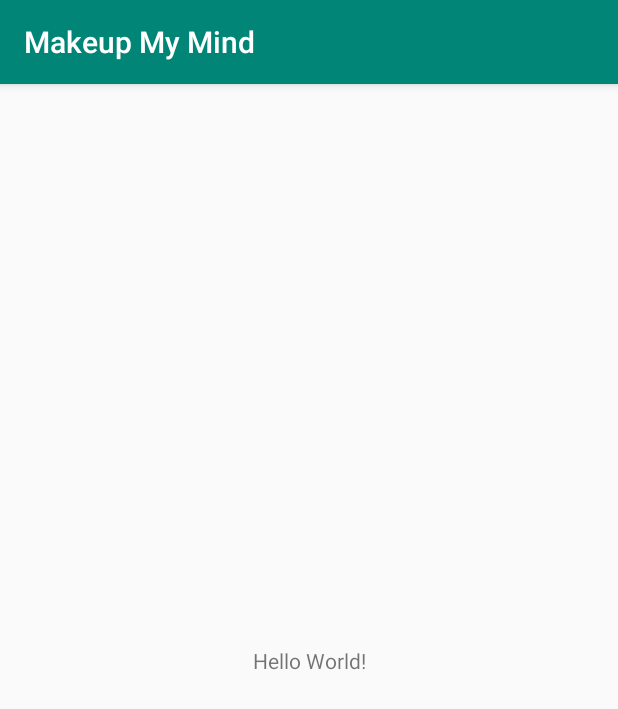
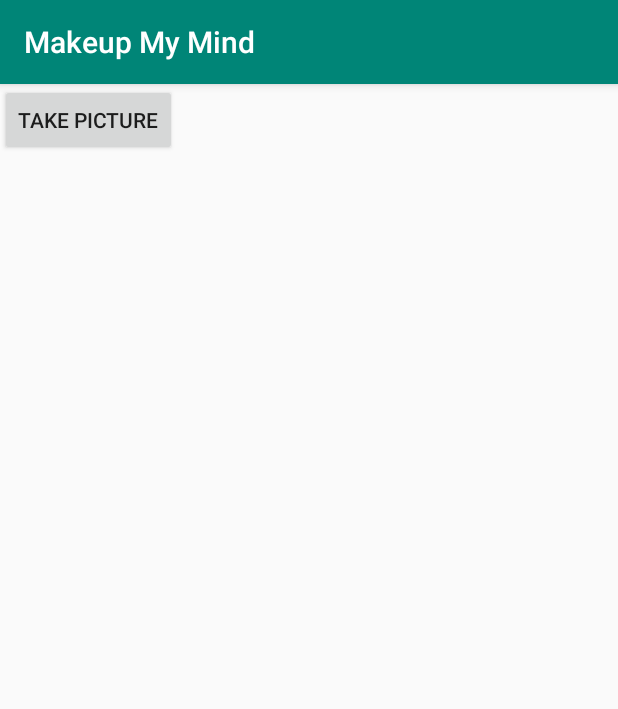
Before and after one commit to yashl/makeupmymind, an Android app: the screen it shows after launch (MainActivity before the commit, StartActivity after it), on a phone screen of 412 x 824 dp. Shown: the top 709 px of the screen. Run offline under Robolectric (Android 15) with nearby library versions, the phone set to English and light mode, and no system bars.

Commit message:
got ui working

```diff
--- a/app/build.gradle
+++ b/app/build.gradle
@@ -23,6 +23,7 @@ dependencies {
     implementation fileTree(dir: 'libs', include: ['*.jar'])
     implementation 'androidx.appcompat:appcompat:1.0.2'
     implementation 'androidx.constraintlayout:constraintlayout:1.1.3'
+    implementation 'com.google.android.material:material:1.0.0'
     testImplementation 'junit:junit:4.12'
     androidTestImplementation 'androidx.test.ext:junit:1.1.0'
     androidTestImplementation 'androidx.test.espresso:espresso-core:3.1.1'
--- a/app/src/main/AndroidManifest.xml
+++ b/app/src/main/AndroidManifest.xml
@@ -9,7 +9,11 @@
         android:roundIcon="@mipmap/ic_launcher_round"
         android:supportsRtl="true"
         android:theme="@style/AppTheme">
-        <activity android:name=".MainActivity">
+        <activity
+            android:name=".CameraActivity"
+            android:label="@string/title_activity_camera"
+            android:theme="@style/AppTheme.NoActionBar"></activity>
+        <activity android:name=".StartActivity">
             <intent-filter>
                 <action android:name="android.intent.action.MAIN" />
 
--- a/app/src/main/java/com/example/makeupmymind/MainActivity.java
+++ /dev/null
@@ -1,14 +0,0 @@
-package com.example.makeupmymind;
-
-import androidx.appcompat.app.AppCompatActivity;
-
-import android.os.Bundle;
-
-public class MainActivity extends AppCompatActivity {
-
-    @Override
-    protected void onCreate(Bundle savedInstanceState) {
-        super.onCreate(savedInstanceState);
-        setContentView(R.layout.activity_main);
-    }
-}
--- /dev/null
+++ b/app/src/main/java/com/example/makeupmymind/StartActivity.java
@@ -0,0 +1,25 @@
+package com.example.makeupmymind;
+
+import androidx.appcompat.app.AppCompatActivity;
+
+import android.content.Intent;
+import android.os.Bundle;
+import android.view.View;
+import android.widget.Button;
+
+public class StartActivity extends AppCompatActivity {
+
+    @Override
+    protected void onCreate(Bundle savedInstanceState) {
+        super.onCreate(savedInstanceState);
+        setContentView(R.layout.activity_start);
+
+        Button start = findViewById(R.id.start);
+        start.setOnClickListener(new View.OnClickListener() {
+            @Override
+            public void onClick(View view) {
+                startActivity(new Intent(StartActivity.this, CameraActivity.class));
+            }
+        });
+    }
+}
--- a/app/src/main/res/layout/activity_main.xml
+++ b/app/src/main/res/layout/activity_start.xml
@@ -4,15 +4,13 @@
     xmlns:tools="http://schemas.android.com/tools"
     android:layout_width="match_parent"
     android:layout_height="match_parent"
-    tools:context=".MainActivity">
+    tools:context=".StartActivity">
 
-    <TextView
+    <Button
+        android:id="@+id/start"
         android:layout_width="wrap_content"
         android:layout_height="wrap_content"
-        android:text="Hello World!"
-        app:layout_constraintBottom_toBottomOf="parent"
-        app:layout_constraintLeft_toLeftOf="parent"
-        app:layout_constraintRight_toRightOf="parent"
-        app:layout_constraintTop_toTopOf="parent" />
-
+        android:text="take picture"
+        tools:layout_editor_absoluteX="172dp"
+        tools:layout_editor_absoluteY="342dp" />
 </androidx.constraintlayout.widget.ConstraintLayout>
--- /dev/null
+++ b/app/src/main/res/values/dimens.xml
@@ -0,0 +1,3 @@
+<resources>
+    <dimen name="fab_margin">16dp</dimen>
+</resources>
--- a/app/src/main/res/values/strings.xml
+++ b/app/src/main/res/values/strings.xml
@@ -1,3 +1,4 @@
 <resources>
     <string name="app_name">Makeup My Mind</string>
+    <string name="title_activity_camera">CameraActivity</string>
 </resources>
--- a/app/src/main/res/values/styles.xml
+++ b/app/src/main/res/values/styles.xml
@@ -8,4 +8,13 @@
         <item name="colorAccent">@color/colorAccent</item>
     </style>
 
+    <style name="AppTheme.NoActionBar">
+        <item name="windowActionBar">false</item>
+        <item name="windowNoTitle">true</item>
+    </style>
+
+    <style name="AppTheme.AppBarOverlay" parent="ThemeOverlay.AppCompat.Dark.ActionBar" />
+
+    <style name="AppTheme.PopupOverlay" parent="ThemeOverlay.AppCompat.Light" />
+
 </resources>
```
Also changed, not shown: app/src/main/java/com/example/makeupmymind/CameraActivity.java (added, +39 -0 lines), app/src/main/java/com/example/makeupmymind/VoiceRecognition.java (added, +94 -0 lines), app/src/main/res/layout/activity_camera.xml (added, +45 -0 lines), app/src/main/res/layout/content_camera.xml (added, +11 -0 lines).
